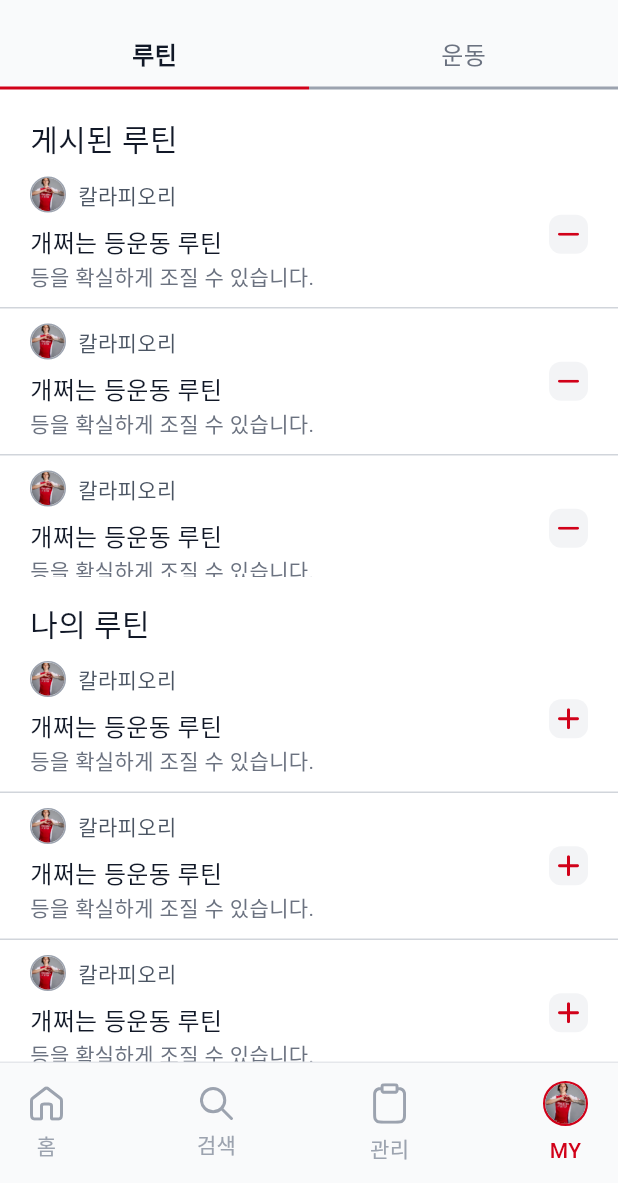
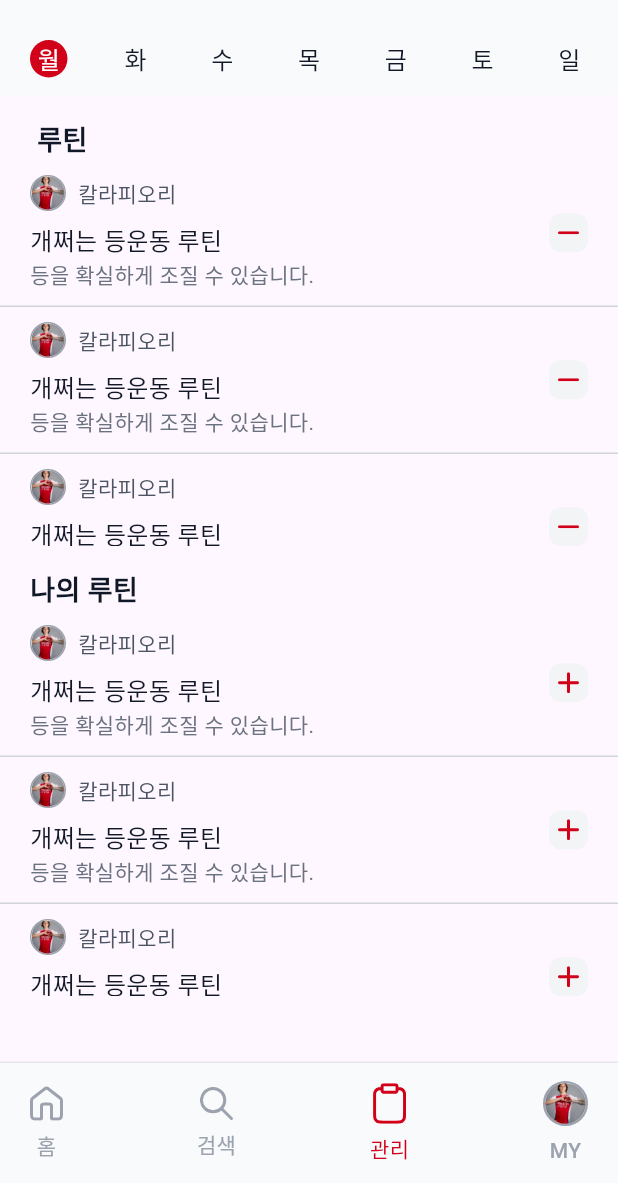
Before and after one commit to calafi-Project/calafi_FRONT, a Flutter app: the screen it shows after launch, on a phone screen of 412 x 824 dp, the part 53-1236 px from its top. Run offline on Flutter 3.47's test engine with Material 3 defaults, Android fonts, the light colour scheme and no system bars; our stand-ins replace flutter_svg, get; Roboto replaces fonts that are missing (PretendardMedium, PretendardRegular, PretendardSemiBold).

Commit message:
관리 페이지 퍼블리싱 완료

```diff
--- a/lib/components/footer/footer.dart
+++ b/lib/components/footer/footer.dart
@@ -51,6 +51,7 @@ class _FooterState extends State<Footer> {
           ),
           GestureDetector(
             onTap: (){
+              Get.toNamed('Manage');
             },
             child: Column(
               children: [
--- /dev/null
+++ b/lib/components/manage/day.dart
@@ -0,0 +1,37 @@
+import 'package:calafi/config/app_color.dart';
+import 'package:calafi/config/app_text_styles.dart';
+import 'package:calafi/provider/days/manage.dart';
+import 'package:flutter/material.dart';
+import 'package:get/get.dart';
+
+class DayManage extends StatefulWidget {
+  final String text;
+  final int isClick;
+  const DayManage({required this.isClick,required this.text,super.key});
+
+  @override
+  State<DayManage> createState() => _DayManageState();
+}
+
+class _DayManageState extends State<DayManage> {
+  final manageController = Get.find<ManageDaysController>();
+
+  @override
+  Widget build(BuildContext context) {
+    return GestureDetector(
+      onTap: (){
+        manageController.changeClick(widget.isClick);
+      },
+      child: Obx(()=>Container(
+        padding: EdgeInsets.symmetric(horizontal: 5,vertical: 5),
+        decoration: BoxDecoration(
+          shape: BoxShape.circle,
+          color: manageController.isClick[widget.isClick]?AppColor.red:AppColor.gray50,
+        ),
+        child: Text(
+          widget.text, style: AppTextStyles.R16.copyWith(color:manageController.isClick[widget.isClick]?AppColor.white:AppColor.gray900),
+        ),
+      ),)
+    );
+  }
+}
--- /dev/null
+++ b/lib/components/manage/days.dart
@@ -0,0 +1,38 @@
+import 'package:calafi/components/manage/day.dart';
+import 'package:calafi/config/app_color.dart';
+import 'package:calafi/provider/days/manage.dart';
+import 'package:flutter/material.dart';
+import 'package:get/get.dart';
+
+class DaysManage extends StatefulWidget {
+  const DaysManage({super.key});
+
+  @override
+  State<DaysManage> createState() => _DaysManageState();
+}
+
+class _DaysManageState extends State<DaysManage> {
+  final manageController = Get.find<ManageDaysController>();
+
+  @override
+  Widget build(BuildContext context) {
+    return Container(
+      padding: EdgeInsets.symmetric(horizontal: 20,vertical: 8),
+      decoration: BoxDecoration(
+        color: AppColor.gray50
+      ),
+      child:Row(
+        mainAxisAlignment: MainAxisAlignment.spaceBetween,
+        children: [
+          DayManage(isClick: 0, text: '월'),
+          DayManage(isClick: 1, text: '화'),
+          DayManage(isClick: 2, text: '수'),
+          DayManage(isClick: 3, text: '목'),
+          DayManage(isClick: 4, text: '금'),
+          DayManage(isClick: 5, text: '토'),
+          DayManage(isClick: 6, text: '일'),
+        ],
+      ),
+    );
+  }
+}
--- a/lib/main.dart
+++ b/lib/main.dart
@@ -8,6 +8,7 @@ import 'package:calafi/screens/detail/exercise.dart';
 import 'package:calafi/screens/detail/member.dart';
 import 'package:calafi/screens/detail/rutin.dart';
 import 'package:calafi/screens/follow.dart';
+import 'package:calafi/screens/manage/manage.dart';
 import 'package:calafi/screens/my/info.dart';
 import 'package:calafi/screens/my/manage.dart';
 import 'package:calafi/screens/my/my.dart';
@@ -55,8 +56,9 @@ class MainApp extends StatelessWidget {
         GetPage(name: '/MyUpdate', page: ()=>MyUpdatePage()),
         GetPage(name: '/Rank', page: ()=>RankPage()),
         GetPage(name: '/MyManage', page: ()=>MyManagePage()),
+        GetPage(name: '/Manage', page: ()=>ManagePage()),
       ],
-      initialRoute: '/MyManage',
+      initialRoute: '/Manage',
     );
   }
 }
--- /dev/null
+++ b/lib/provider/days/manage.dart
@@ -0,0 +1,36 @@
+import 'package:get/get.dart';
+
+class ManageDaysController extends GetxController{
+  RxList<bool> isClick = [true, false, false, false, false, false, false].obs;
+  RxString day = ''.obs;
+  void changeClick(int ind){
+
+    for(int i=0;i<7;i++){
+      isClick[i]=false;
+    }
+
+    if(ind==0){
+      day.value = '월요일';
+    }
+    else if(ind==1){
+      day.value='화요일';
+    }
+    else if(ind==2){
+      day.value='수요일';
+    }
+    else if(ind==3){
+      day.value='목요일';
+    }
+    else if(ind==4){
+      day.value='금요일';
+    }
+    else if(ind==5){
+      day.value='토요일';
+    }
+    else if(ind==6){
+      day.value='일요일';
+    }
+
+    isClick[ind]=true;
+  }
+}
--- /dev/null
+++ b/lib/screens/manage/manage.dart
@@ -0,0 +1,75 @@
+import 'package:calafi/components/footer/footer.dart';
+import 'package:calafi/components/headers/header.dart';
+import 'package:calafi/components/manage/days.dart';
+import 'package:calafi/components/my/manageRutin.dart';
+import 'package:calafi/config/app_color.dart';
+import 'package:calafi/config/app_text_styles.dart';
+import 'package:calafi/provider/days/manage.dart';
+import 'package:flutter/material.dart';
+import 'package:get/get.dart';
+
+class ManagePage extends StatefulWidget {
+  const ManagePage({super.key});
+
+  @override
+  State<ManagePage> createState() => _ManagePageState();
+}
+
+class _ManagePageState extends State<ManagePage> {
+  final manageController = Get.put(ManageDaysController());
+
+  @override
+  Widget build(BuildContext context) {
+    return Scaffold(
+      body: SafeArea(
+        child: Column(
+          children: [
+            Header(),
+            DaysManage(),
+            Expanded(
+              child: ListView(
+                children: [
+                  SizedBox(
+                    height: 600,
+                    child: Column(
+                      crossAxisAlignment: CrossAxisAlignment.start,
+                      children: [
+                        SizedBox(height: 16,),
+                        Padding(
+                          padding: const EdgeInsets.only(left: 20),
+                          child: Obx(()=>Text('${manageController.day} 루틴',style: AppTextStyles.S18.copyWith(color: AppColor.gray900),)),
+                        ),
+                        Expanded(
+                          child: ListView.builder(
+                            itemCount: 30,
+                            itemBuilder: (context, index) {
+                              return MyManageRuntin(isEvery: true,isadd: false,name: "칼라피오리",document: '등을 확실하게 조질 수 있습니다.',title: '개쩌는 등운동 루틴',image: 'assets/images/profile.png',);
+                            },
+                          ),
+                        ),
+                        SizedBox(height: 16,),
+                        Padding(
+                          padding: const EdgeInsets.only(left: 20),
+                          child: Text('나의 루틴',style: AppTextStyles.S18.copyWith(color: AppColor.gray900)),
+                        ),
+                        Expanded(
+                          child: ListView.builder(
+                            itemCount: 30,
+                            itemBuilder: (context, index) {
+                              return MyManageRuntin(isEvery: true,isadd: true,name: "칼라피오리",document: '등을 확실하게 조질 수 있습니다.',title: '개쩌는 등운동 루틴',image: 'assets/images/profile.png',);
+                            },
+                          ),
+                        ),
+                      ],
+                    ),
+                  ),
+                ],
+              ),
+            ),
+            Footer(isClick: 3)
+          ],
+        ),
+      ),
+    );
+  }
+}
--- a/lib/screens/my/manage.dart
+++ b/lib/screens/my/manage.dart
@@ -31,7 +31,12 @@ class _MyManagePageState extends State<MyManagePage> {
             Header(),
             MyManageSelector(),
             Expanded(child: Obx(()=>myManageController.isSelector.value?
-            Column(
+            Expanded(
+              child: ListView(
+                children: [
+                  SizedBox(
+                    height: 600,
+                    child: Column(
                       crossAxisAlignment: CrossAxisAlignment.start,
                       children: [
                         SizedBox(height: 18,),
@@ -61,6 +66,10 @@ class _MyManagePageState extends State<MyManagePage> {
                           ),
                         ),
                       ],
+                    ),
+                  ),
+                ],
+              ),
             )
             :
                         Column(
```
Lines whose indentation alone changed are shown as unchanged.
